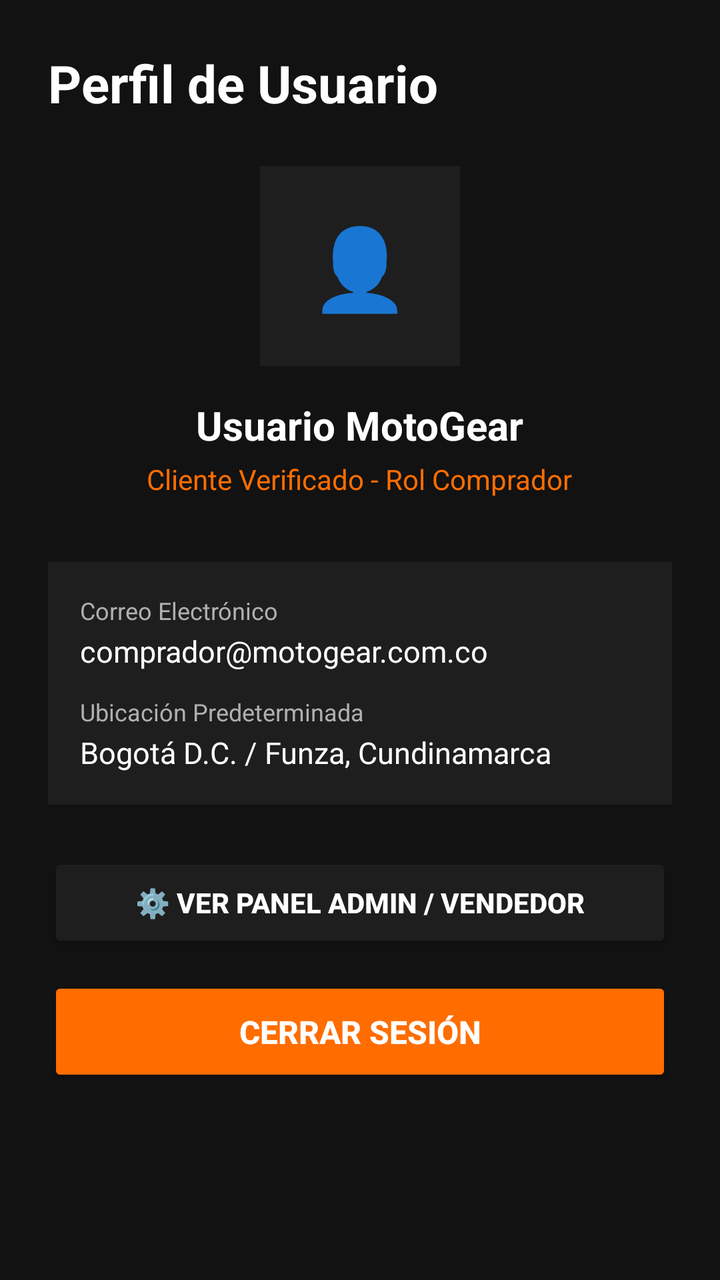
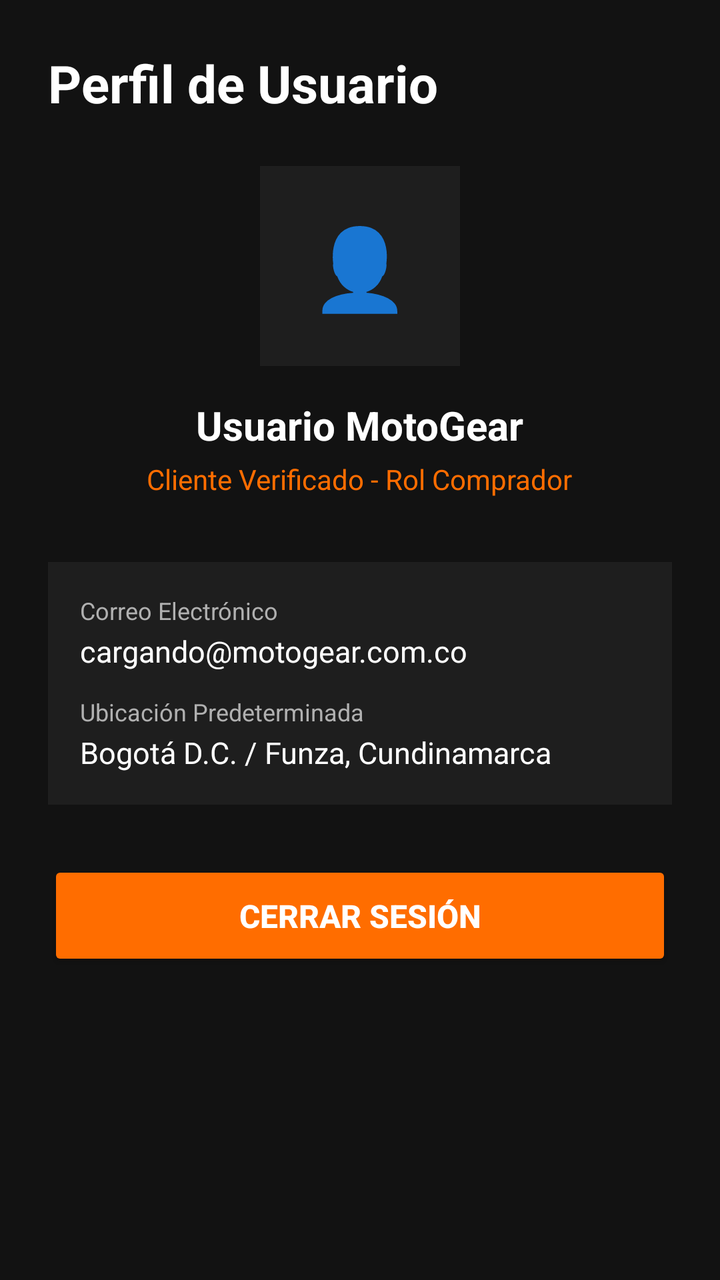

An Android layout rendered at two revisions. The XML below is the earlier revision; the diff shows what the commit changed to produce the second picture.
<!-- AndroidManifest.xml: application theme Theme.MotoGearColombia -->
<!-- res/layout/activity_profile.xml -->
<?xml version="1.0" encoding="utf-8"?>
<ScrollView xmlns:android="http://schemas.android.com/apk/res/android"
    android:layout_width="match_parent"
    android:layout_height="match_parent"
    android:background="#121212"
    android:fillViewport="true">

    <LinearLayout
        android:layout_width="match_parent"
        android:layout_height="wrap_content"
        android:orientation="vertical"
        android:padding="24dp">

        
        <TextView
            android:layout_width="wrap_content"
            android:layout_height="wrap_content"
            android:text="Perfil de Usuario"
            android:textColor="#FFFFFF"
            android:textSize="26sp"
            android:textStyle="bold"
            android:layout_marginBottom="24dp"/>

        
        <FrameLayout
            android:layout_width="100dp"
            android:layout_height="100dp"
            android:background="#1E1E1E"
            android:layout_gravity="center_horizontal"
            android:layout_marginBottom="16dp">

            <TextView
                android:layout_width="wrap_content"
                android:layout_height="wrap_content"
                android:layout_gravity="center"
                android:text="👤"
                android:textSize="40sp"/>
        </FrameLayout>

        
        <TextView
            android:id="@+id/tvProfileName"
            android:layout_width="wrap_content"
            android:layout_height="wrap_content"
            android:text="Usuario MotoGear"
            android:textColor="#FFFFFF"
            android:textSize="20sp"
            android:textStyle="bold"
            android:layout_gravity="center_horizontal"
            android:layout_marginBottom="4dp"/>

        <TextView
            android:layout_width="wrap_content"
            android:layout_height="wrap_content"
            android:text="Cliente Verificado - Rol Comprador"
            android:textColor="#FF6D00"
            android:textSize="14sp"
            android:layout_gravity="center_horizontal"
            android:layout_marginBottom="32dp"/>

        
        <LinearLayout
            android:layout_width="match_parent"
            android:layout_height="wrap_content"
            android:background="#1E1E1E"
            android:orientation="vertical"
            android:padding="16dp"
            android:layout_marginBottom="16dp">

            <TextView
                android:layout_width="wrap_content"
                android:layout_height="wrap_content"
                android:text="Correo Electrónico"
                android:textColor="#B0B0B0"
                android:textSize="12sp"
                android:layout_marginBottom="2dp"/>

            <TextView
                android:layout_width="wrap_content"
                android:layout_height="wrap_content"
                android:text="comprador@motogear.com.co"
                android:textColor="#FFFFFF"
                android:textSize="15sp"
                android:layout_marginBottom="12dp"/>

            <TextView
                android:layout_width="wrap_content"
                android:layout_height="wrap_content"
                android:text="Ubicación Predeterminada"
                android:textColor="#B0B0B0"
                android:textSize="12sp"
                android:layout_marginBottom="2dp"/>

            <TextView
                android:layout_width="wrap_content"
                android:layout_height="wrap_content"
                android:text="Bogotá D.C. / Funza, Cundinamarca"
                android:textColor="#FFFFFF"
                android:textSize="15sp"/>
        </LinearLayout>

        
        <Button
            android:id="@+id/btnOpenDashboard"
            android:layout_width="match_parent"
            android:layout_height="50dp"
            android:backgroundTint="#1E1E1E"
            android:text="⚙️ Ver Panel Admin / Vendedor"
            android:textColor="#FFFFFF"
            android:textSize="14sp"
            android:textStyle="bold"
            android:layout_marginTop="8dp"/>

        
        <Button
            android:id="@+id/btnLogout"
            android:layout_width="match_parent"
            android:layout_height="55dp"
            android:backgroundTint="#FF6D00"
            android:text="Cerrar Sesión"
            android:textColor="#FFFFFF"
            android:textSize="16sp"
            android:textStyle="bold"
            android:layout_marginTop="12dp"/>

    </LinearLayout>
</ScrollView>
<!-- resources referenced by this layout -->
<resources>
  <style name="Theme.MotoGearColombia" parent="Theme.Material3.DayNight.NoActionBar">
          
          <item name="colorPrimary">@color/accent_orange</item>
          
          <item name="android:windowBackground">@color/primary_dark</item>
      </style>
  <color name="accent_orange">#FF6D00</color>
  <color name="primary_dark">#121212</color>
</resources>

<!-- the commit's change to res/layout/activity_profile.xml (unified diff, before → after) -->
@@ -50,6 +50,7 @@
             android:layout_marginBottom="4dp"/>
 
         <TextView
+            android:id="@+id/tvProfileRole"
             android:layout_width="wrap_content"
             android:layout_height="wrap_content"
             android:text="Cliente Verificado - Rol Comprador"
@@ -76,9 +77,10 @@
                 android:layout_marginBottom="2dp"/>
 
             <TextView
+                android:id="@+id/tvProfileEmail"
                 android:layout_width="wrap_content"
                 android:layout_height="wrap_content"
-                android:text="comprador@motogear.com.co"
+                android:text="cargando@motogear.com.co"
                 android:textColor="#FFFFFF"
                 android:textSize="15sp"
                 android:layout_marginBottom="12dp"/>
@@ -109,6 +111,7 @@
             android:textColor="#FFFFFF"
             android:textSize="14sp"
             android:textStyle="bold"
+            android:visibility="gone"
             android:layout_marginTop="8dp"/>
 
         
